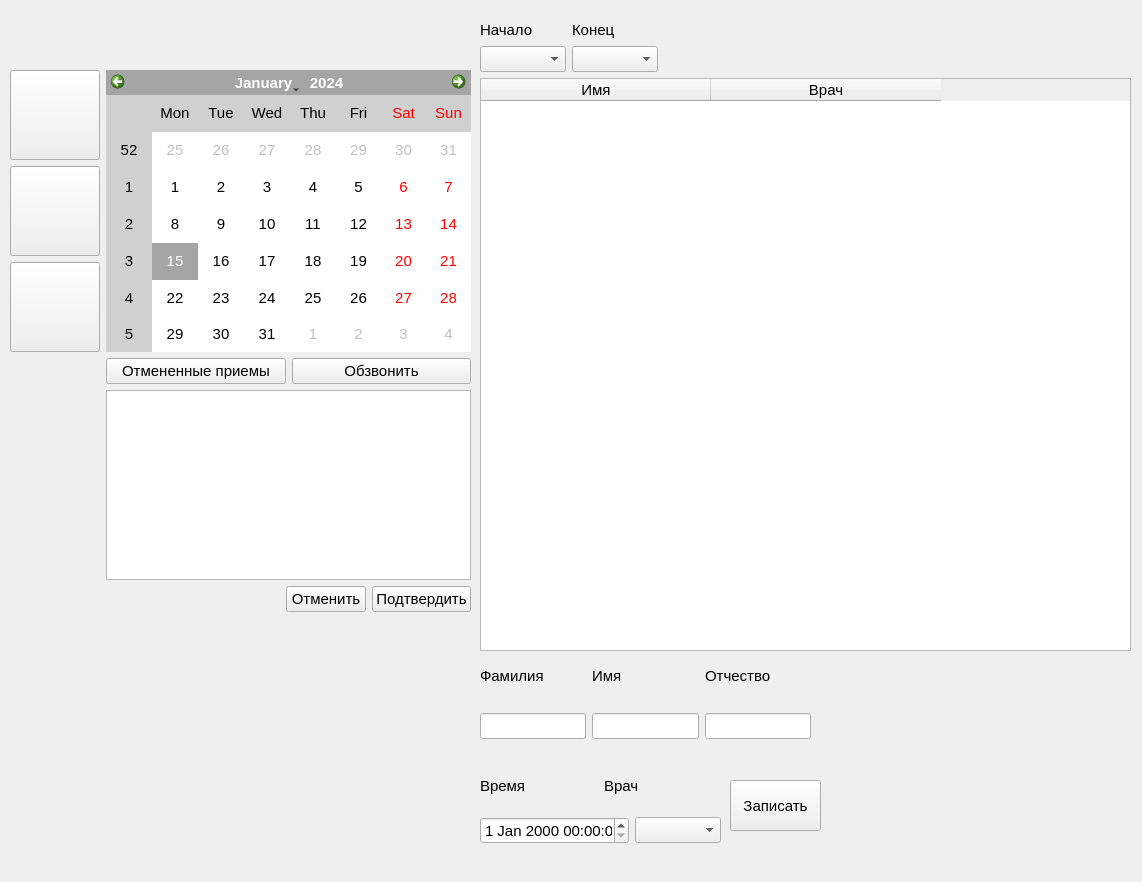
Before: the Qt Designer form ui/main.ui in flexyw1be/DentalProject, drawn with Qt 5.
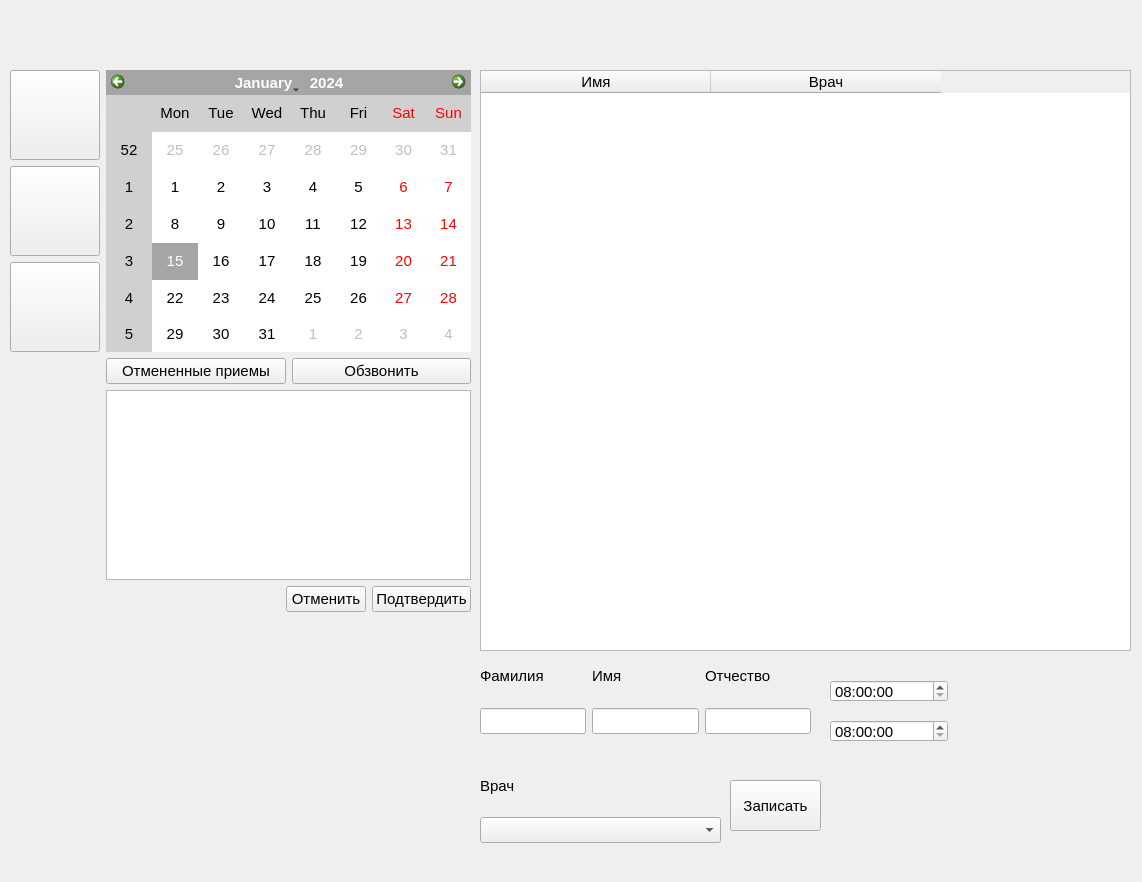
After: the same form once the commit is applied.

```diff
--- a/ui/main.ui
+++ b/ui/main.ui
@@ -52,84 +52,6 @@
      </rect>
     </property>
     <layout class="QGridLayout" name="gridLayout_3">
-     <item row="0" column="0">
-      <layout class="QGridLayout" name="gridLayout_2">
-       <item row="1" column="0">
-        <layout class="QGridLayout" name="gridLayout">
-         <item row="1" column="0">
-          <layout class="QHBoxLayout" name="horizontalLayout">
-           <item>
-            <widget class="QComboBox" name="firstTimeComboBox">
-             <property name="font">
-              <font>
-               <family>Segoe UI</family>
-               <pointsize>11</pointsize>
-              </font>
-             </property>
-            </widget>
-           </item>
-           <item>
-            <widget class="QComboBox" name="lastTimeComboBox">
-             <property name="font">
-              <font>
-               <family>Segoe UI</family>
-               <pointsize>11</pointsize>
-              </font>
-             </property>
-            </widget>
-           </item>
-          </layout>
-         </item>
-        </layout>
-       </item>
-       <item row="0" column="0">
-        <layout class="QHBoxLayout" name="horizontalLayout_2">
-         <item>
-          <widget class="QLabel" name="label">
-           <property name="font">
-            <font>
-             <family>Segoe UI</family>
-             <pointsize>11</pointsize>
-            </font>
-           </property>
-           <property name="text">
-            <string>Начало</string>
-           </property>
-           <property name="alignment">
-            <set>Qt::AlignLeading|Qt::AlignLeft|Qt::AlignVCenter</set>
-           </property>
-          </widget>
-         </item>
-         <item>
-          <widget class="QLabel" name="label_2">
-           <property name="font">
-            <font>
-             <family>Segoe UI</family>
-             <pointsize>11</pointsize>
-            </font>
-           </property>
-           <property name="text">
-            <string>Конец</string>
-           </property>
-          </widget>
-         </item>
-        </layout>
-       </item>
-       <item row="0" column="1">
-        <spacer name="horizontalSpacer">
-         <property name="orientation">
-          <enum>Qt::Horizontal</enum>
-         </property>
-         <property name="sizeHint" stdset="0">
-          <size>
-           <width>40</width>
-           <height>20</height>
-          </size>
-         </property>
-        </spacer>
-       </item>
-      </layout>
-     </item>
      <item row="1" column="0">
       <widget class="QTableWidget" name="tableWidget">
        <property name="font">
@@ -158,6 +80,22 @@
        </column>
       </widget>
      </item>
+     <item row="0" column="0">
+      <spacer name="verticalSpacer">
+       <property name="orientation">
+        <enum>Qt::Vertical</enum>
+       </property>
+       <property name="sizeType">
+        <enum>QSizePolicy::Fixed</enum>
+       </property>
+       <property name="sizeHint" stdset="0">
+        <size>
+         <width>20</width>
+         <height>50</height>
+        </size>
+       </property>
+      </spacer>
+     </item>
     </layout>
    </widget>
    <widget class="QWidget" name="gridLayoutWidget_2">
@@ -527,19 +465,6 @@
      </rect>
     </property>
     <layout class="QHBoxLayout" name="horizontalLayout_5">
-     <item>
-      <widget class="QLabel" name="label_3">
-       <property name="font">
-        <font>
-         <family>Segoe UI</family>
-         <pointsize>11</pointsize>
-        </font>
-       </property>
-       <property name="text">
-        <string>Время</string>
-       </property>
-      </widget>
-     </item>
      <item>
       <widget class="QLabel" name="label_4">
        <property name="font">
@@ -565,16 +490,6 @@
      </rect>
     </property>
     <layout class="QHBoxLayout" name="horizontalLayout_6">
-     <item>
-      <widget class="QDateTimeEdit" name="date_time_edit">
-       <property name="font">
-        <font>
-         <family>Segoe UI</family>
-         <pointsize>11</pointsize>
-        </font>
-       </property>
-      </widget>
-     </item>
      <item>
       <widget class="QComboBox" name="doctor_combo_box">
        <property name="font">
@@ -593,7 +508,7 @@
       <x>480</x>
       <y>701</y>
       <width>331</width>
-      <height>51</height>
+      <height>41</height>
      </rect>
     </property>
     <layout class="QHBoxLayout" name="horizontalLayout_7">
@@ -680,6 +595,66 @@
      </item>
     </layout>
    </widget>
+   <widget class="QTimeEdit" name="start_time_edit">
+    <property name="geometry">
+     <rect>
+      <x>830</x>
+      <y>680</y>
+      <width>118</width>
+      <height>22</height>
+     </rect>
+    </property>
+    <property name="font">
+     <font>
+      <family>Segoe UI</family>
+      <pointsize>11</pointsize>
+     </font>
+    </property>
+    <property name="maximumTime">
+     <time>
+      <hour>18</hour>
+      <minute>59</minute>
+      <second>59</second>
+     </time>
+    </property>
+    <property name="minimumTime">
+     <time>
+      <hour>8</hour>
+      <minute>0</minute>
+      <second>0</second>
+     </time>
+    </property>
+   </widget>
+   <widget class="QTimeEdit" name="finish_time_edit">
+    <property name="geometry">
+     <rect>
+      <x>830</x>
+      <y>720</y>
+      <width>118</width>
+      <height>22</height>
+     </rect>
+    </property>
+    <property name="font">
+     <font>
+      <family>Segoe UI</family>
+      <pointsize>11</pointsize>
+     </font>
+    </property>
+    <property name="maximumTime">
+     <time>
+      <hour>18</hour>
+      <minute>59</minute>
+      <second>59</second>
+     </time>
+    </property>
+    <property name="minimumTime">
+     <time>
+      <hour>8</hour>
+      <minute>0</minute>
+      <second>0</second>
+     </time>
+    </property>
+   </widget>
   </widget>
  </widget>
  <resources/>
```
Left out of the diff: 8 changed lines with no effect on the pictures.
